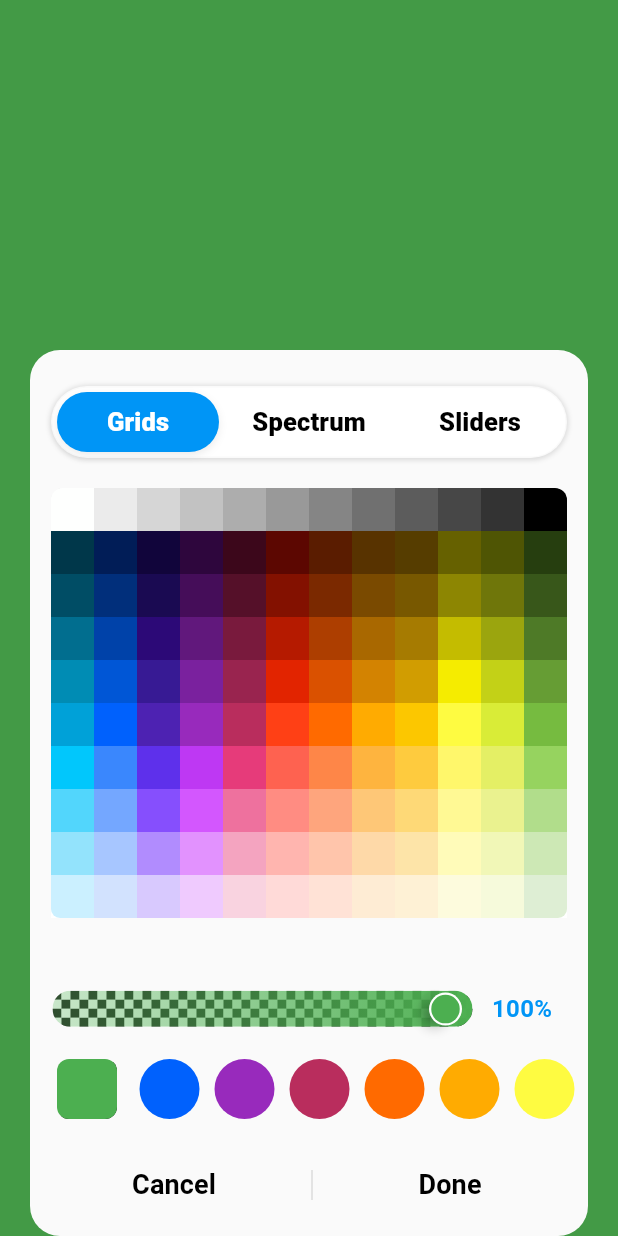
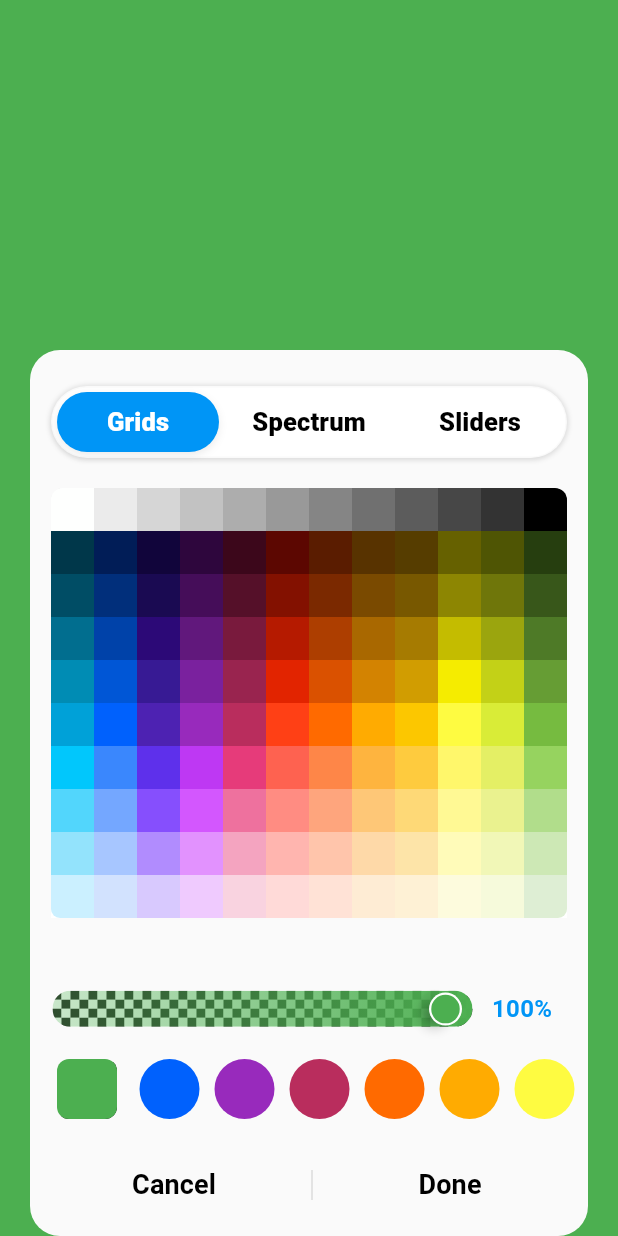
Before and after one commit to yunisrajabi/ios_color_picker, a Flutter app: the screen it shows after launch, after a tap on "Custom iOS for all", on a phone screen of 412 x 824 dp. Run offline on Flutter 3.47's test engine with Material 3 defaults, Android fonts, the phone set to English and light mode, and no system bars; our stand-ins replace plugin_platform_interface, shared_preferences, toastification; missing offline and left inert: super_tooltip; Roboto replaces fonts that are missing (Anaheim).

Commit message:
change barrierColor

```diff
--- a/lib/show_ios_color_picker.dart
+++ b/lib/show_ios_color_picker.dart
@@ -65,7 +65,7 @@ class IOSColorPickerController {
           reverseCurve: Curves.linearToEaseOut,
         ),
         backgroundColor: Colors.transparent,
-        barrierColor: Colors.black12,
+        barrierColor: Colors.transparent,
         isScrollControlled: true,
         context: context,
         builder: (context) {
```
